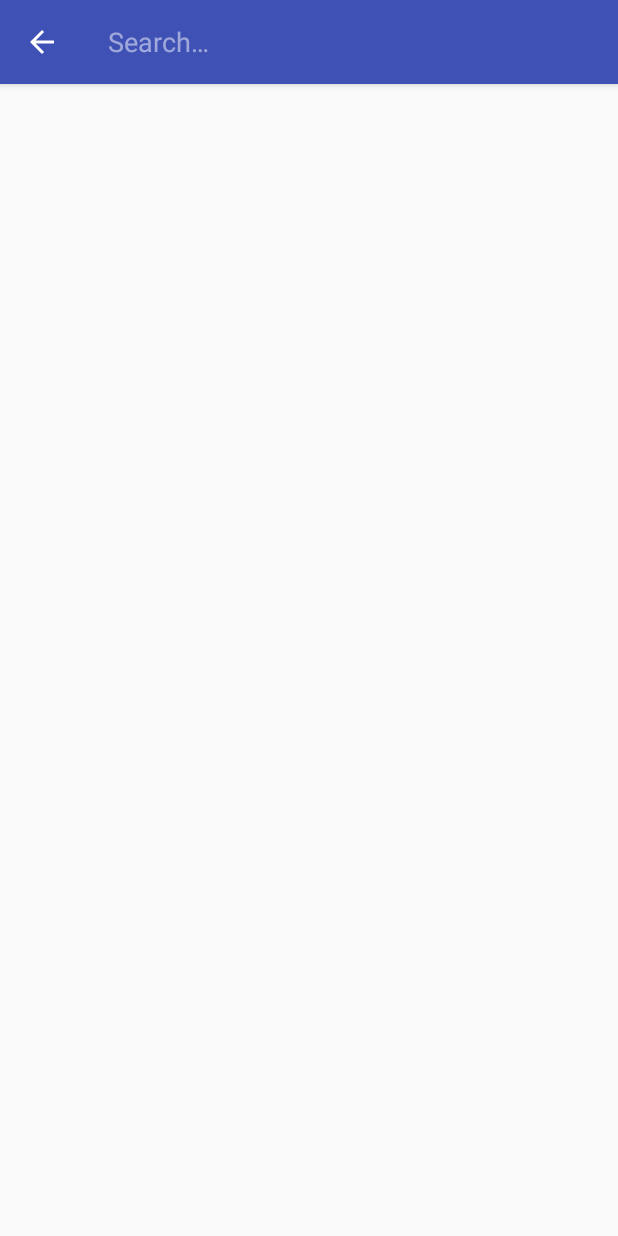
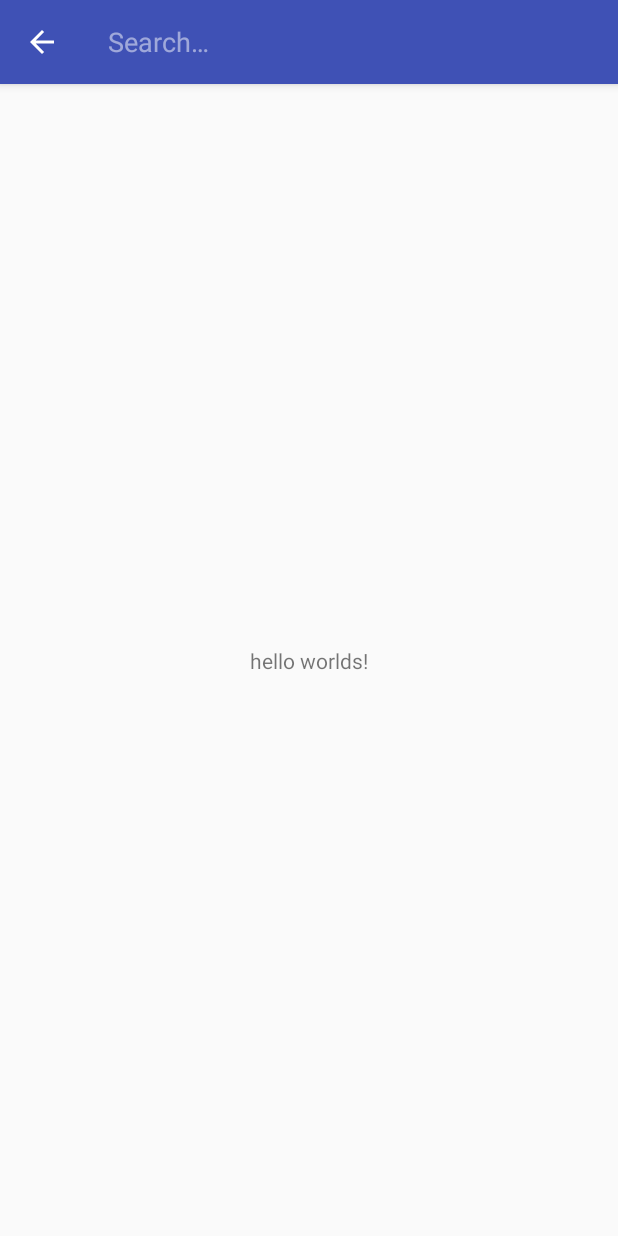
Before and after one commit to CubanAzcuy/Location, an Android app: the screen it shows after launch (MainActivity), after a tap on "Location", on a phone screen of 412 x 824 dp. Run offline under Robolectric (Android 15) with nearby library versions, the phone set to English and light mode, and no system bars.

Commit message:
Added Inflator

```diff
--- a/app/src/main/java/com/dev925/location/SearchFragment.java
+++ b/app/src/main/java/com/dev925/location/SearchFragment.java
@@ -7,10 +7,12 @@ import android.support.annotation.Nullable;
 import android.support.v4.app.Fragment;
 import android.support.v7.app.AppCompatActivity;
 import android.support.v7.widget.SearchView;
+import android.view.LayoutInflater;
 import android.view.Menu;
 import android.view.MenuInflater;
 import android.view.MenuItem;
 import android.view.View;
+import android.view.ViewGroup;
 
 public class SearchFragment extends Fragment {
 
@@ -18,6 +20,10 @@ public class SearchFragment extends Fragment {
     public void onCreate(@Nullable Bundle savedInstanceState) {
         super.onCreate(savedInstanceState);
         setHasOptionsMenu(true);
+    }
+    public View onCreateView(LayoutInflater inflater, ViewGroup container, Bundle savedInstanceState) {
+        View rootView = inflater.inflate(R.layout.fragment_search, container, false);
+        return rootView;
     }
 
     @Override
--- a/app/src/main/res/layout/fragment_search.xml
+++ b/app/src/main/res/layout/fragment_search.xml
@@ -1,5 +1,6 @@
 <?xml version="1.0" encoding="utf-8"?>
 <android.support.constraint.ConstraintLayout
+    android:id="@+id/search_container"
     xmlns:android="http://schemas.android.com/apk/res/android"
     xmlns:app="http://schemas.android.com/apk/res-auto"
     xmlns:tools="http://schemas.android.com/tools"
```
